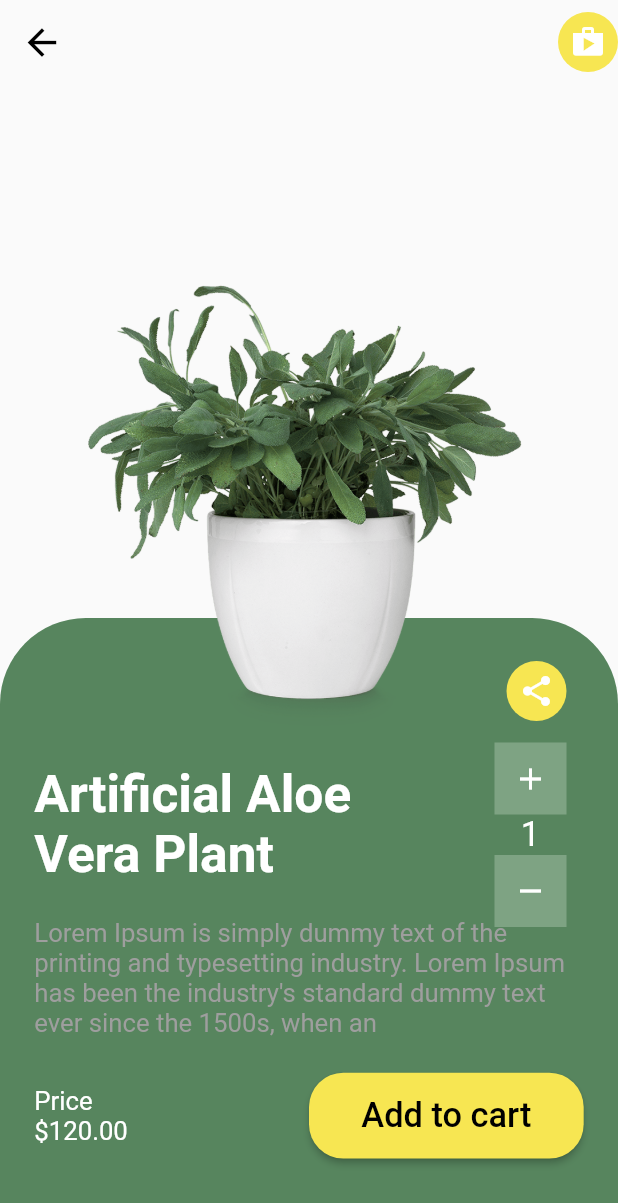
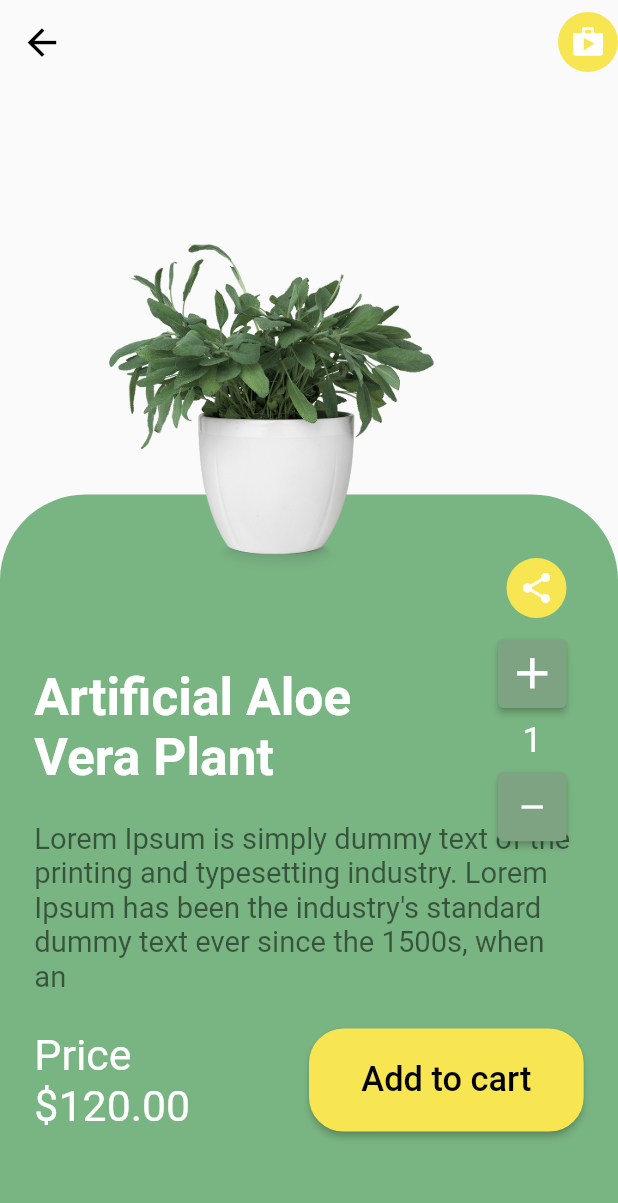
Before and after one commit to HarambeGople69/Plank-UI, a Flutter app: the OurShop screen opened directly, after a tap on an icon or button, on a phone screen of 412 x 824 dp. Shown: the top 1203 px of the screen. Run offline on Flutter 3.47's test engine with Material 2 defaults, Android fonts, the phone set to English and light mode, and no system bars; our stand-ins replace device_preview, flutter_screenutil.

Commit message:
minor changes

```diff
--- a/myapp/lib/main.dart
+++ b/myapp/lib/main.dart
@@ -4,16 +4,16 @@ import 'package:flutter/material.dart';
 import 'package:flutter_screenutil/flutter_screenutil.dart';
 import 'package:myapp/pages/home_page.dart';
 
-// void main() {
-//   runApp(MyApp());
-// }
+void main() {
+  runApp(MyApp());
+}
 
-void main() => runApp(
-      DevicePreview(
-        enabled: !kReleaseMode,
-        builder: (context) => MyApp(), // Wrap your app
-      ),
-    );
+// void main() => runApp(
+//       DevicePreview(
+//         enabled: !kReleaseMode,
+//         builder: (context) => MyApp(), // Wrap your app
+//       ),
+//     );
 
 class MyApp extends StatelessWidget {
   const MyApp({Key? key}) : super(key: key);
@@ -23,8 +23,8 @@ class MyApp extends StatelessWidget {
     return ScreenUtilInit(
         // designSize: Size(1080, 1920),
         builder: () => MaterialApp(
-              locale: DevicePreview.locale(context), // Add the locale here
-              builder: DevicePreview.appBuilder,
+              // locale: DevicePreview.locale(context), // Add the locale here
+              // builder: DevicePreview.appBuilder,
               // theme: ThemeData(primarySwatch: Colors.amber),
               debugShowCheckedModeBanner: false,
               home: HomePage(),
--- a/myapp/lib/pages/detail_page.dart
+++ b/myapp/lib/pages/detail_page.dart
@@ -38,10 +38,10 @@ class _DetailPageState extends State<DetailPage> {
             Positioned(
               bottom: 0,
               child: Container(
-                height: MediaQuery.of(context).size.height * 0.5,
+                height: MediaQuery.of(context).size.height * 0.6,
                 width: MediaQuery.of(context).size.width,
                 decoration: BoxDecoration(
-                    color: Color(0xff57855e),
+                    color: Color(0xff79b582),
                     borderRadius: BorderRadius.only(
                       topLeft: Radius.circular(ScreenUtil().setSp(50)),
                       topRight: Radius.circular(
@@ -70,8 +70,8 @@ class _DetailPageState extends State<DetailPage> {
                       Text(
                         "Lorem Ipsum is simply dummy text of the printing and typesetting industry. Lorem Ipsum has been the industry's standard dummy text ever since the 1500s, when an ",
                         style: TextStyle(
-                          fontSize: ScreenUtil().setSp(15),
-                          color: Colors.grey,
+                          fontSize: ScreenUtil().setSp(17),
+                          color: Colors.black54,
                         ),
                       ),
                       OurSizedBox(),
@@ -108,54 +108,78 @@ class _DetailPageState extends State<DetailPage> {
               ),
             ),
             Positioned(
-              bottom: ScreenUtil().setSp(250),
-              right: -ScreenUtil().setSp(20),
+              bottom: ScreenUtil().setSp(350),
+              right: ScreenUtil().setSp(50),
               // left: -ScreenUtil().setSp(120),
               child: Image.asset(
                 widget.imageUrl,
-                height: ScreenUtil().setSp(400),
-                width: ScreenUtil().setSp(400),
+                height: ScreenUtil().setSp(300),
+                width: ScreenUtil().setSp(300),
                 fit: BoxFit.cover,
               ),
             ),
             Positioned(
               right: ScreenUtil().setSp(30),
-              bottom: ScreenUtil().setSp(300),
+              bottom: ScreenUtil().setSp(360),
               child: CustomIcon(
                 icon: Icons.share,
               ),
             ),
             Positioned(
                 right: ScreenUtil().setSp(30),
-                bottom: ScreenUtil().setSp(180),
+                bottom: ScreenUtil().setSp(230),
                 child: Column(
                   children: [
-                    Container(
-                      color: Color(0xff7ea383),
-                      child: IconButton(
+                    SizedBox(
+                      width: ScreenUtil().setSp(40),
+                      height: ScreenUtil().setSp(40),
+                      // color: Color(0xff7ea383),
+                      child: ElevatedButton(
+                        style: ButtonStyle(
+                          backgroundColor: MaterialStateProperty.all(
+                            Color(0xff7ea383),
+                          ),
+                          padding: MaterialStateProperty.all(
+                            EdgeInsets.zero,
+                          ),
+                        ),
                         onPressed: () {},
-                        icon: Icon(
+                        child: Icon(
                           Icons.add,
-                          color: Colors.white,
+                          size: ScreenUtil().setSp(
+                            30,
+                          ),
                         ),
                       ),
                     ),
-                    Text(
-                      '1',
-                      style: TextStyle(
-                          color: Colors.white,
-                          fontSize: ScreenUtil().setSp(20)),
+                    Padding(
+                      padding: const EdgeInsets.all(8.0),
+                      child: Text(
+                        '1',
+                        style: TextStyle(
+                            color: Colors.white,
+                            fontSize: ScreenUtil().setSp(20)),
+                      ),
                     ),
-                    Container(
-                      color: Color(0xff7ea383),
-                      child: IconButton(
+                    SizedBox(
+                      width: ScreenUtil().setSp(40),
+                      height: ScreenUtil().setSp(40),
+                      child: ElevatedButton(
+                        style: ButtonStyle(
+                          backgroundColor: MaterialStateProperty.all(
+                            Color(0xff7ea383),
+                          ),
+                          padding: MaterialStateProperty.all(
+                            EdgeInsets.zero,
+                          ),
+                        ),
                         onPressed: () {},
-                        icon: Icon(
+                        child: Icon(
                           Icons.remove,
                           color: Colors.white,
                         ),
                       ),
-                    ),
+                    )
                   ],
                 )),
           ],
--- a/myapp/lib/pages/home_page.dart
+++ b/myapp/lib/pages/home_page.dart
@@ -16,14 +16,15 @@ class _HomePageState extends State<HomePage> {
   @override
   Widget build(BuildContext context) {
     return Scaffold(
-      backgroundColor: Color(0xff57855e),
+      backgroundColor: Color(0xff79b582),
       body: SafeArea(
         child: Container(
           margin: EdgeInsets.symmetric(horizontal: ScreenUtil().setSp(20)),
           child: Column(
             crossAxisAlignment: CrossAxisAlignment.start,
             children: [
-              Center(
+              Container(
+                margin: EdgeInsets.only(right: 30),
                 child: Image.asset(
                   "assets/flower2.png",
                   height: ScreenUtil().setSp(
--- a/myapp/lib/pages/our_shop.dart
+++ b/myapp/lib/pages/our_shop.dart
@@ -27,6 +27,16 @@ class _OurShopState extends State<OurShop> {
         leading: Icon(
           Icons.menu,
         ),
+        title: Text(
+          "Our Shop",
+          style: TextStyle(
+            color: Colors.black,
+            fontSize: ScreenUtil().setSp(
+              30,
+            ),
+          ),
+        ),
+        centerTitle: true,
         actions: [
           CircleAvatar(
             radius: ScreenUtil().setSp(
@@ -53,7 +63,6 @@ class _OurShopState extends State<OurShop> {
               ),
               OurSizedBox(),
               Container(
-                // color: Colors.red,
                 child: Container(
                   height: ScreenUtil().setSp(300),
                   width: ScreenUtil().setSp(500),
@@ -61,14 +70,13 @@ class _OurShopState extends State<OurShop> {
                     clipBehavior: Clip.none,
                     children: [
                       Positioned(
-                        // top: ScreenUtil().setSp(20),
                         right: 0,
                         child: Container(
                           alignment: Alignment.topCenter,
                           decoration: BoxDecoration(
-                              color: Color(0xff57855e),
+                              color: Color(0xff79b582),
                               borderRadius: BorderRadius.circular(
-                                ScreenUtil().setSp(50),
+                                ScreenUtil().setSp(35),
                               )),
                           height: ScreenUtil().setSp(300),
                           width: ScreenUtil().setSp(300),
@@ -87,7 +95,7 @@ class _OurShopState extends State<OurShop> {
                                 "🌟 4.9(541)",
                                 style: TextStyle(
                                   fontSize: ScreenUtil().setSp(20),
-                                  color: Colors.grey.withOpacity(1),
+                                  color: Color(0xff759b7b),
                                 ),
                               ),
                               OurSizedBox(),
@@ -107,8 +115,14 @@ class _OurShopState extends State<OurShop> {
                       Positioned(
                         bottom: ScreenUtil().setSp(20),
                         right: ScreenUtil().setSp(20),
+                        child: SizedBox(
+                          width: ScreenUtil().setSp(30),
+                          height: ScreenUtil().setSp(30),
+                          child: Center(
                             child: ElevatedButton(
                               style: ButtonStyle(
+                                padding:
+                                    MaterialStateProperty.all(EdgeInsets.zero),
                                 backgroundColor: MaterialStateProperty.all(
                                   Colors.white,
                                 ),
@@ -118,6 +132,8 @@ class _OurShopState extends State<OurShop> {
                                 Icons.add,
                                 color: Colors.black,
                                 size: ScreenUtil().setSp(25),
+                              ),
+                            ),
                           ),
                         ),
                       )
--- a/myapp/lib/utils/styles.dart
+++ b/myapp/lib/utils/styles.dart
@@ -16,5 +16,7 @@ final blackStyle = TextStyle(
   ),
 );
 
-final smallWhite =
-    TextStyle(color: Colors.white, fontSize: ScreenUtil().setSp(15));
+final smallWhite = TextStyle(
+  color: Colors.white,
+  fontSize: ScreenUtil().setSp(25),
+);
--- a/myapp/lib/widgets/custon_stack_container.dart
+++ b/myapp/lib/widgets/custon_stack_container.dart
@@ -32,7 +32,7 @@ class CustonStack extends StatelessWidget {
                 decoration: BoxDecoration(
                   color: Color(0xffeaefeb),
                   borderRadius: BorderRadius.circular(
-                    ScreenUtil().setSp(40),
+                    ScreenUtil().setSp(35),
                   ),
                 ),
                 height: ScreenUtil().setSp(150),
--- a/myapp/lib/widgets/our_custom_button.dart
+++ b/myapp/lib/widgets/our_custom_button.dart
@@ -14,7 +14,7 @@ class OurCustomButton extends StatelessWidget {
   @override
   Widget build(BuildContext context) {
     return SizedBox(
-      height: ScreenUtil().setSp(50),
+      height: ScreenUtil().setSp(60),
       width: double.infinity,
       child: ElevatedButton(
           style: ButtonStyle(
--- a/myapp/lib/widgets/our_text_field.dart
+++ b/myapp/lib/widgets/our_text_field.dart
@@ -12,11 +12,18 @@ class OurTextField extends StatelessWidget {
 
   @override
   Widget build(BuildContext context) {
-    return TextField(
+    return Container(
+      decoration: BoxDecoration(
+        color: Colors.grey.withOpacity(0.1),
+        borderRadius: BorderRadius.circular(
+          ScreenUtil().setSp(20),
+        ),
+      ),
+      child: TextField(
         decoration: InputDecoration(
             border: InputBorder.none,
-          fillColor: Colors.grey.withOpacity(0.1),
-          filled: true,
+            // fillColor: Colors.grey.withOpacity(0.1),
+            // filled: true,
             contentPadding: EdgeInsets.symmetric(
               vertical: ScreenUtil().setSp(10),
               horizontal: ScreenUtil().setSp(10),
@@ -31,6 +38,7 @@ class OurTextField extends StatelessWidget {
             labelStyle: TextStyle(
               fontSize: ScreenUtil().setSp(20),
             )),
+      ),
     );
   }
 }
```
Lines whose indentation alone changed are shown as unchanged.
